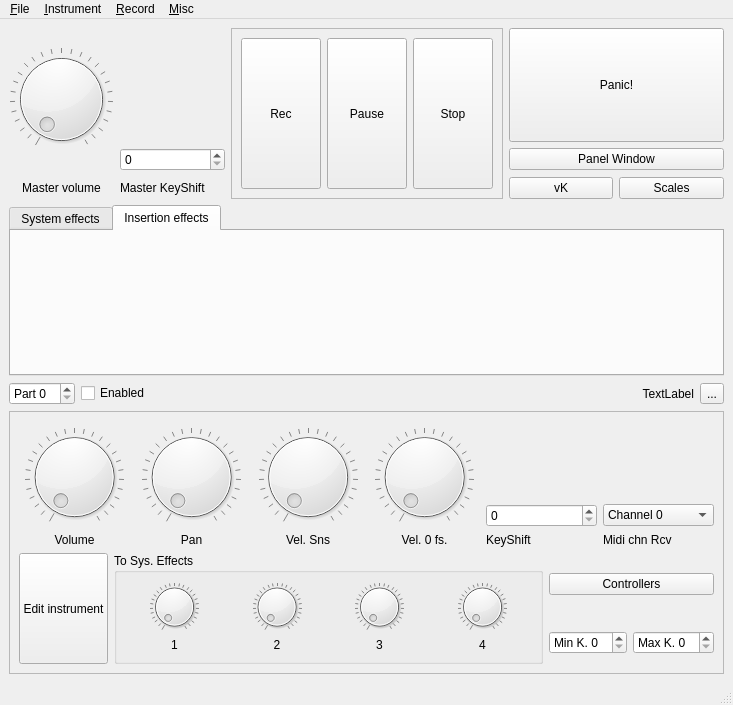
Qt form src/NewUI/masterUI.ui (saidinesh5/ZynAddSubFX) before a commit.
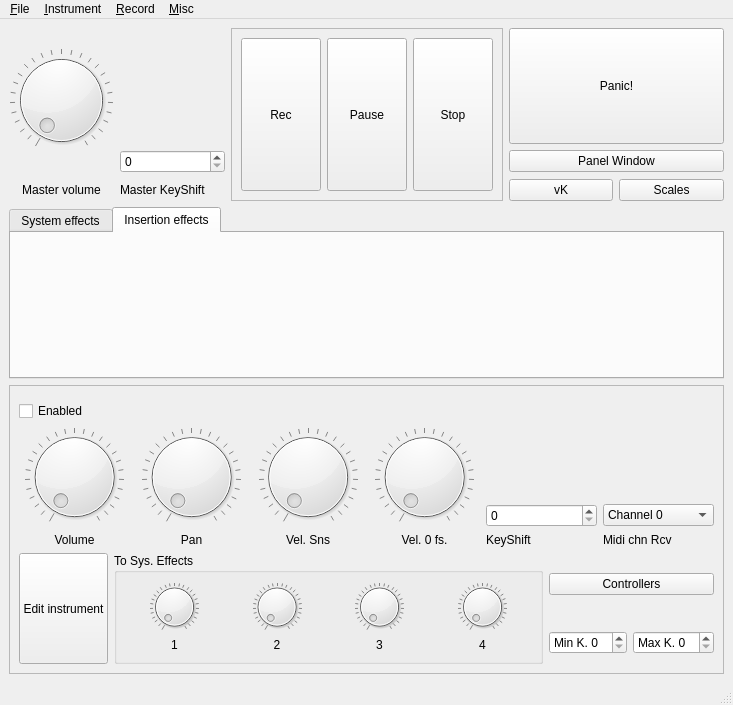
The same form after that commit. The open tabs and pages were chosen to show the change. Custom widgets are drawn as their Qt base class.

Commit message: Added new checkbox class.

Patch:
```diff
--- a/src/NewUI/masterUI.ui
+++ b/src/NewUI/masterUI.ui
@@ -163,47 +163,6 @@
       </widget>
      </widget>
     </item>
-    <item>
-     <layout class="QHBoxLayout" name="horizontalLayout_2">
-      <item>
-       <widget class="QSpinBox" name="partSelector">
-        <property name="prefix">
-         <string>Part </string>
-        </property>
-       </widget>
-      </item>
-      <item>
-       <widget class="QCheckBox" name="partEnabled">
-        <property name="text">
-         <string>Enabled</string>
-        </property>
-       </widget>
-      </item>
-      <item>
-       <widget class="QLabel" name="currentInstrument">
-        <property name="sizePolicy">
-         <sizepolicy hsizetype="Expanding" vsizetype="Preferred">
-          <horstretch>0</horstretch>
-          <verstretch>0</verstretch>
-         </sizepolicy>
-        </property>
-        <property name="text">
-         <string>TextLabel</string>
-        </property>
-        <property name="alignment">
-         <set>Qt::AlignRight|Qt::AlignTrailing|Qt::AlignVCenter</set>
-        </property>
-       </widget>
-      </item>
-      <item>
-       <widget class="QToolButton" name="selectInstrument">
-        <property name="text">
-         <string>...</string>
-        </property>
-       </widget>
-      </item>
-     </layout>
-    </item>
     <item>
      <widget class="QFrame" name="partFrame">
       <property name="enabled">
@@ -219,6 +178,13 @@
        <item>
         <widget class="SiblingBar" name="partBar" native="true"/>
        </item>
+       <item>
+        <widget class="CheckBox" name="enabledCheck">
+         <property name="text">
+          <string>Enabled</string>
+         </property>
+        </widget>
+       </item>
        <item>
         <layout class="QGridLayout" name="gridLayout_2">
          <item row="0" column="0" rowspan="2">
@@ -646,6 +612,11 @@
    <header>siblingbar.h</header>
    <container>1</container>
   </customwidget>
+  <customwidget>
+   <class>CheckBox</class>
+   <extends>QCheckBox</extends>
+   <header>checkbox.h</header>
+  </customwidget>
  </customwidgets>
  <resources/>
  <connections/>
```
Left out of the diff: 2 changed lines with no effect on the pictures. The commit also changes 5 other files.
